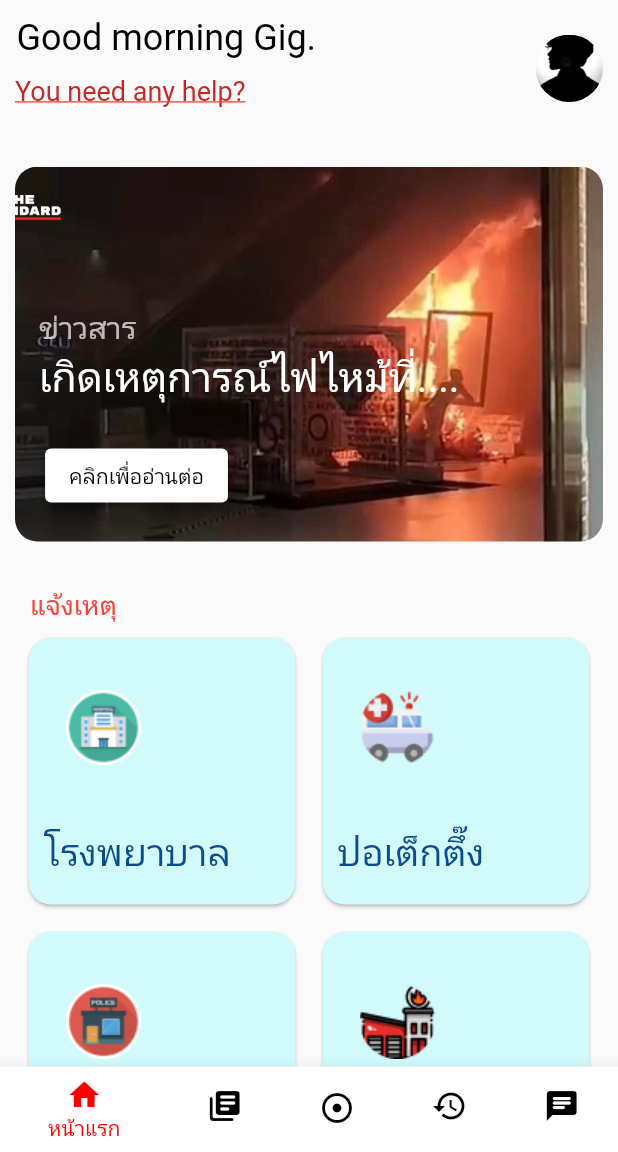
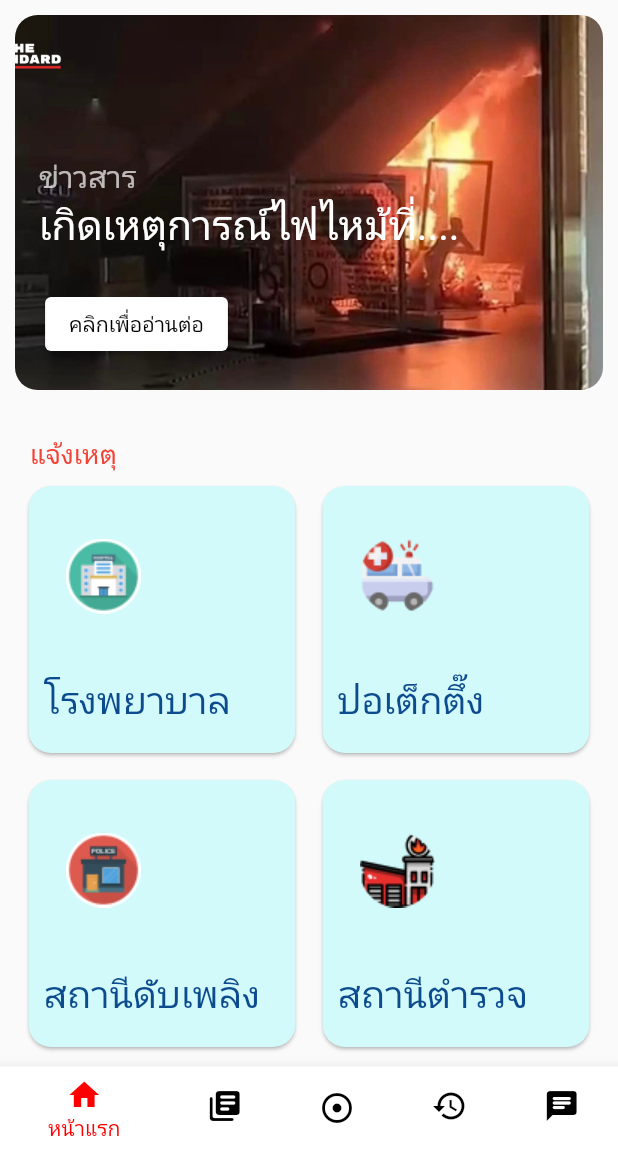
Before and after one commit to rattikarnpharakarn/SosAppFE, a Flutter app: the screen it shows after launch, on a phone screen of 412 x 824 dp, the part 84-1236 px from its top. Run offline on Flutter 3.47's test engine with Material 2 defaults, Android fonts, the phone set to English and light mode, and no system bars; our stand-ins replace file, flutter_local_notifications, get, image_picker; missing offline and left inert: bottom_bar_matu; accounts and stored records are empty.

Commit message:
update homepage

```diff
--- a/lib/src/screen/home.dart
+++ b/lib/src/screen/home.dart
@@ -104,62 +104,12 @@ class _HomeState extends State<Home> {
           textDirection: TextDirection.ltr,
           children: <Widget>[
             Container(
-              padding: const EdgeInsets.fromLTRB(0, 0, 0, 30),
-              child: Row(
-                children: [
-                  Column(
-                    crossAxisAlignment: CrossAxisAlignment.start,
-                    children: [
-                      Container(
-                        padding: const EdgeInsets.all(1),
-                        child: const Text(
-                          "Good morning Gig.",
-                          style: TextStyle(
-                            color: Color.fromARGB(255, 0, 0, 0),
-                            fontSize: 24,
-                            decorationStyle: TextDecorationStyle.solid,
-                          ),
-                        ),
-                      ),
-                      Container(
-                        padding: const EdgeInsets.fromLTRB(0, 10, 0, 10),
-                        child: Text(
-                          'You need any help?',
-                          style: TextStyle(
-                            color: Colors.red.shade800,
-                            fontSize: 18,
-                            decoration: TextDecoration.underline,
-                            decorationColor: Colors.red,
-                            decorationStyle: TextDecorationStyle.solid,
-                          ),
-                        ),
-                      ),
-                    ],
-                  ),
-                  Spacer(),
-                  Container(
-                    padding: const EdgeInsets.fromLTRB(0, 0, 0, 0),
-                    child: ClipRRect(
-                      borderRadius: BorderRadius.circular(360),
-                      child: Image.asset(
-                        'assets/images/profile.jpg',
-                        width: 45,
-                        height: 45,
-                        fit: BoxFit.cover,
-                      ),
-                      // Image.memory( base64Decode(imageBase64), fit: BoxFit.cover )
-                    ),
-                  )
-                ],
-              ),
-            ),
-            Container(
               width: 500,
               height: 250,
               padding: const EdgeInsets.fromLTRB(0, 90, 0, 0),
               decoration: BoxDecoration(
                 borderRadius: BorderRadius.circular(15),
-                image: DecorationImage(
+                image: const DecorationImage(
                     image: AssetImage("assets/images/home.jpeg"),
                     fit: BoxFit.cover),
               ),
@@ -203,6 +153,7 @@ class _HomeState extends State<Home> {
               ),
             ),
             Container(
+              padding: EdgeInsets.zero,
               height: 400,
               width: 400,
               child: GridView.count(
@@ -213,6 +164,7 @@ class _HomeState extends State<Home> {
                 crossAxisCount: 2,
                 children: [
                   Container(
+                    padding: EdgeInsets.zero,
                     child: Card(
                       color: Color.fromRGBO(210, 250, 251, 1),
                       shape: RoundedRectangleBorder(
@@ -222,15 +174,15 @@ class _HomeState extends State<Home> {
                         children: [
                           Container(
                               alignment: Alignment.topLeft,
-                              padding: EdgeInsets.fromLTRB(0, 10, 0, 15),
+                              padding: const EdgeInsets.fromLTRB(0, 10, 0, 15),
                               child: Image.asset(
                                 'assets/images/hospital.png',
                                 height: 100,
                               )),
                           Container(
                               alignment: Alignment.topLeft,
-                              padding: EdgeInsets.fromLTRB(10, 0, 0, 0),
-                              child: Text(
+                              padding: const EdgeInsets.fromLTRB(10, 0, 0, 0),
+                              child: const Text(
                                 'โรงพยาบาล',
                                 style: TextStyle(
                                   color: Color.fromRGBO(12, 75, 142, 1),
@@ -242,8 +194,9 @@ class _HomeState extends State<Home> {
                     ),
                   ),
                   Container(
+                    padding: EdgeInsets.zero,
                     child: Card(
-                      color: Color.fromRGBO(210, 250, 251, 1),
+                      color: const Color.fromRGBO(210, 250, 251, 1),
                       shape: RoundedRectangleBorder(
                         borderRadius: BorderRadius.circular(15.0),
                       ),
@@ -259,7 +212,7 @@ class _HomeState extends State<Home> {
                           Container(
                               alignment: Alignment.topLeft,
                               padding: EdgeInsets.fromLTRB(10, 0, 0, 0),
-                              child: Text(
+                              child: const Text(
                                 'ปอเต็กตึ๊ง',
                                 style: TextStyle(
                                   color: Color.fromRGBO(12, 75, 142, 1),
@@ -271,8 +224,9 @@ class _HomeState extends State<Home> {
                     ),
                   ),
                   Container(
+                    padding: EdgeInsets.zero,
                     child: Card(
-                      color: Color.fromRGBO(210, 250, 251, 1),
+                      color: const Color.fromRGBO(210, 250, 251, 1),
                       shape: RoundedRectangleBorder(
                         borderRadius: BorderRadius.circular(15.0),
                       ),
@@ -280,15 +234,15 @@ class _HomeState extends State<Home> {
                         children: [
                           Container(
                               alignment: Alignment.topLeft,
-                              padding: EdgeInsets.fromLTRB(0, 10, 0, 15),
+                              padding: const EdgeInsets.fromLTRB(0, 10, 0, 15),
                               child: Image.asset(
                                 'assets/images/fire.png',
                                 height: 100,
                               )),
                           Container(
                               alignment: Alignment.topLeft,
-                              padding: EdgeInsets.fromLTRB(10, 0, 0, 0),
-                              child: Text(
+                              padding: const EdgeInsets.fromLTRB(10, 0, 0, 0),
+                              child: const Text(
                                 'สถานีดับเพลิง',
                                 style: TextStyle(
                                   color: Color.fromRGBO(12, 75, 142, 1),
@@ -300,8 +254,9 @@ class _HomeState extends State<Home> {
                     ),
                   ),
                   Container(
+                    padding: EdgeInsets.zero,
                     child: Card(
-                      color: Color.fromRGBO(210, 250, 251, 1),
+                      color: const Color.fromRGBO(210, 250, 251, 1),
                       shape: RoundedRectangleBorder(
                         borderRadius: BorderRadius.circular(15.0),
                       ),
@@ -309,21 +264,22 @@ class _HomeState extends State<Home> {
                         children: [
                           Container(
                               alignment: Alignment.topLeft,
-                              padding: EdgeInsets.fromLTRB(0, 10, 0, 15),
+                              padding: const EdgeInsets.fromLTRB(0, 10, 0, 15),
                               child: Image.asset(
                                 'assets/images/other.png',
                                 height: 100,
                               )),
                           Container(
                             alignment: Alignment.topLeft,
-                              padding: EdgeInsets.fromLTRB(10, 0, 0, 0),
-                              child: Text(
+                            padding: const EdgeInsets.fromLTRB(10, 0, 0, 0),
+                            child: const Text(
                               'สถานีตำรวจ',
                               style: TextStyle(
                                 color: Color.fromRGBO(12, 75, 142, 1),
                                 fontSize: 25,
                               ),
-                              )),
+                            ),
+                          ),
                         ],
                       ),
                     ),
```
Lines whose indentation alone changed are shown as unchanged.
